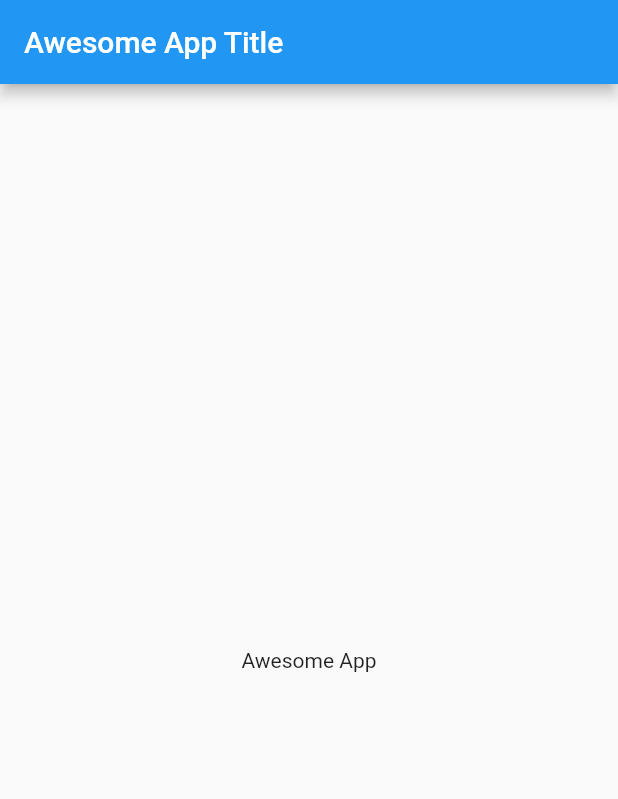
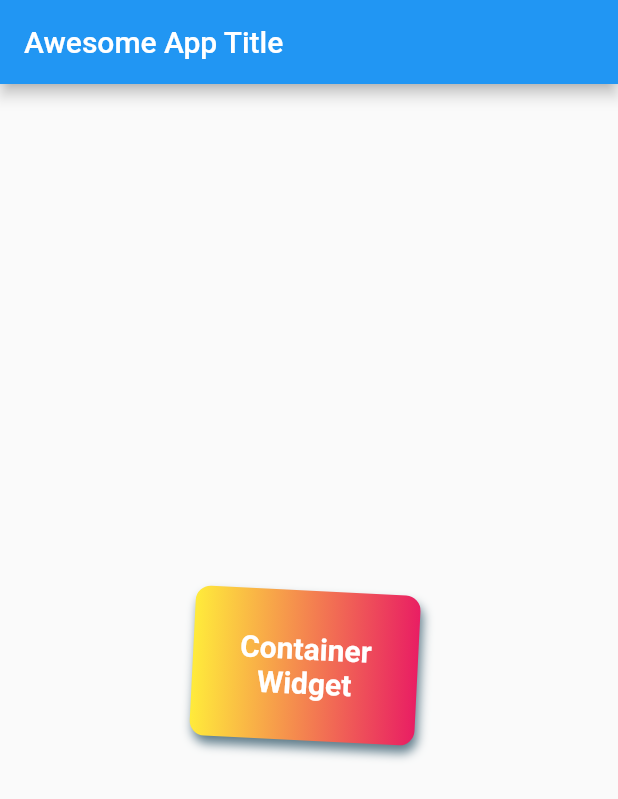
Before and after one commit to rizwanabbasi/awesomeapp, a Flutter app: the screen it shows after launch, on a phone screen of 412 x 824 dp. Shown: the top 799 px of the screen. Run offline on Flutter 3.47's test engine with Material 2 defaults, Android fonts, the phone set to English and light mode, and no system bars.

Commit message:
Chapter 2 Completed

```diff
--- a/lib/main.dart
+++ b/lib/main.dart
@@ -1,9 +1,9 @@
 import 'package:flutter/material.dart';
 
-void main() => runApp(const MyApp());
+void main() => runApp(const HomePage());
 
-class MyApp extends StatelessWidget {
-  const MyApp({super.key});
+class HomePage extends StatelessWidget {
+  const HomePage({super.key});
 
   @override
   Widget build(BuildContext context) {
@@ -13,10 +13,37 @@ class MyApp extends StatelessWidget {
         appBar: AppBar(
           title: const Text("Awesome App Title"),
         ),
-        body: const Center(
-          child: Text("Awesome App"),
+        body: Center(
+          child: Container(
+            padding: const EdgeInsets.all(8),
+            alignment: Alignment.center,
+            width: 150,
+            height: 100,
+            transform: Matrix4.rotationZ(0.05),
+            decoration: BoxDecoration(
+                //shape: BoxShape.circle,
+                borderRadius: BorderRadius.circular(10),
+                boxShadow: const [
+                  BoxShadow(
+                      color: Colors.blueGrey,
+                      blurRadius: 5,
+                      offset: Offset(2.0, 5.0)),
+                ],
+                color: Colors.teal,
+                gradient:
+                    const LinearGradient(colors: [Colors.yellow, Colors.pink])),
+            child: const Text(
+              "Container Widget",
+              textAlign: TextAlign.center,
+              style: TextStyle(
+                color: Colors.white,
+                fontWeight: FontWeight.bold,
+                fontSize: 20,
+              ),
+            ),
+          ),
         ),
       ),
     );
   } //build
-} //MyApp
+} //HomePage
```
